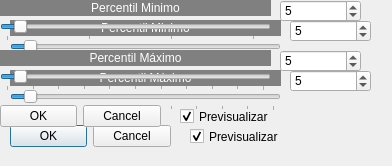
Old version of the form ajustelineal.ui in the repository neri-um/paint.
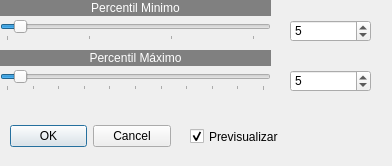
New version of the form.

Patch:
```diff
--- a/ajustelineal.ui
+++ b/ajustelineal.ui
@@ -32,85 +32,6 @@
     <set>QDialogButtonBox::StandardButton::Cancel|QDialogButtonBox::StandardButton::Ok</set>
    </property>
   </widget>
-  <widget class="QSlider" name="horizontalSlider">
-   <property name="geometry">
-    <rect>
-     <x>10</x>
-     <y>40</y>
-     <width>271</width>
-     <height>21</height>
-    </rect>
-   </property>
-   <property name="minimum">
-    <number>0</number>
-   </property>
-   <property name="maximum">
-    <number>100</number>
-   </property>
-   <property name="pageStep">
-    <number>16</number>
-   </property>
-   <property name="value">
-    <number>5</number>
-   </property>
-   <property name="orientation">
-    <enum>Qt::Orientation::Horizontal</enum>
-   </property>
-   <property name="tickPosition">
-    <enum>QSlider::TickPosition::TicksBelow</enum>
-   </property>
-   <property name="tickInterval">
-    <number>32</number>
-   </property>
-  </widget>
-  <widget class="QLabel" name="label">
-   <property name="geometry">
-    <rect>
-     <x>10</x>
-     <y>20</y>
-     <width>271</width>
-     <height>16</height>
-    </rect>
-   </property>
-   <property name="styleSheet">
-    <string notr="true">background-color: rgb(128, 128, 128);
-color: rgb(255, 255, 255);</string>
-   </property>
-   <property name="text">
-    <string>Percentil Minimo</string>
-   </property>
-   <property name="alignment">
-    <set>Qt::AlignmentFlag::AlignCenter</set>
-   </property>
-  </widget>
-  <widget class="QSlider" name="horizontalSlider_2">
-   <property name="geometry">
-    <rect>
-     <x>10</x>
-     <y>90</y>
-     <width>271</width>
-     <height>21</height>
-    </rect>
-   </property>
-   <property name="minimum">
-    <number>0</number>
-   </property>
-   <property name="maximum">
-    <number>100</number>
-   </property>
-   <property name="value">
-    <number>5</number>
-   </property>
-   <property name="orientation">
-    <enum>Qt::Orientation::Horizontal</enum>
-   </property>
-   <property name="tickPosition">
-    <enum>QSlider::TickPosition::TicksBelow</enum>
-   </property>
-   <property name="tickInterval">
-    <number>10</number>
-   </property>
-  </widget>
   <widget class="QSpinBox" name="spinBox_2">
    <property name="geometry">
     <rect>
@@ -165,26 +86,6 @@
     <number>5</number>
    </property>
   </widget>
-  <widget class="QLabel" name="label_2">
-   <property name="geometry">
-    <rect>
-     <x>10</x>
-     <y>70</y>
-     <width>271</width>
-     <height>16</height>
-    </rect>
-   </property>
-   <property name="styleSheet">
-    <string notr="true">background-color: rgb(128, 128, 128);
-color: rgb(255, 255, 255);</string>
-   </property>
-   <property name="text">
-    <string>Percentil Máximo</string>
-   </property>
-   <property name="alignment">
-    <set>Qt::AlignmentFlag::AlignCenter</set>
-   </property>
-  </widget>
   <widget class="QLabel" name="label_3">
    <property name="geometry">
     <rect>
@@ -205,44 +106,6 @@
     <set>Qt::AlignmentFlag::AlignCenter</set>
    </property>
   </widget>
-  <widget class="QSpinBox" name="spinBox_3">
-   <property name="geometry">
-    <rect>
-     <x>280</x>
-     <y>0</y>
-     <width>81</width>
-     <height>22</height>
-    </rect>
-   </property>
-   <property name="minimum">
-    <number>0</number>
-   </property>
-   <property name="maximum">
-    <number>100</number>
-   </property>
-   <property name="value">
-    <number>5</number>
-   </property>
-  </widget>
-  <widget class="QSpinBox" name="spinBox_4">
-   <property name="geometry">
-    <rect>
-     <x>280</x>
-     <y>50</y>
-     <width>81</width>
-     <height>22</height>
-    </rect>
-   </property>
-   <property name="minimum">
-    <number>0</number>
-   </property>
-   <property name="maximum">
-    <number>100</number>
-   </property>
-   <property name="value">
-    <number>5</number>
-   </property>
-  </widget>
   <widget class="QSlider" name="horizontalSlider_3">
    <property name="geometry">
     <rect>
@@ -302,38 +165,6 @@
     <number>32</number>
    </property>
   </widget>
-  <widget class="QCheckBox" name="checkBox_2">
-   <property name="geometry">
-    <rect>
-     <x>180</x>
-     <y>108</y>
-     <width>101</width>
-     <height>17</height>
-    </rect>
-   </property>
-   <property name="text">
-    <string>Previsualizar</string>
-   </property>
-   <property name="checked">
-    <bool>true</bool>
-   </property>
-  </widget>
-  <widget class="QDialogButtonBox" name="buttonBox_2">
-   <property name="geometry">
-    <rect>
-     <x>0</x>
-     <y>100</y>
-     <width>161</width>
-     <height>32</height>
-    </rect>
-   </property>
-   <property name="orientation">
-    <enum>Qt::Orientation::Horizontal</enum>
-   </property>
-   <property name="standardButtons">
-    <set>QDialogButtonBox::StandardButton::Cancel|QDialogButtonBox::StandardButton::Ok</set>
-   </property>
-  </widget>
   <widget class="QLabel" name="label_4">
    <property name="geometry">
     <rect>
```
